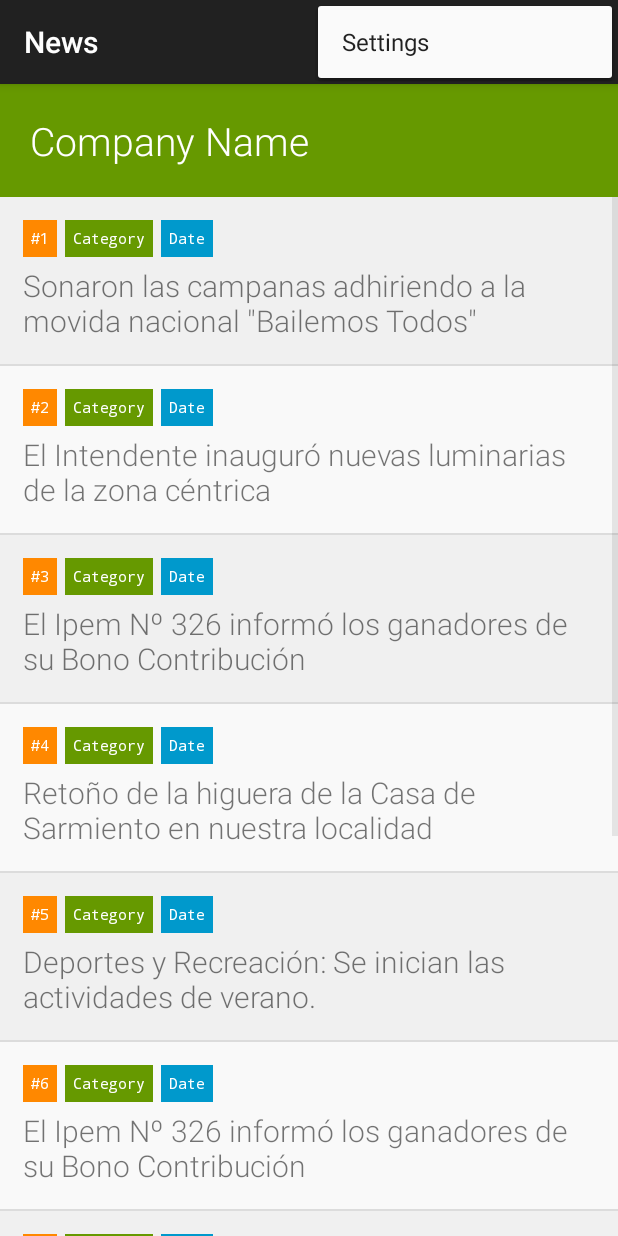
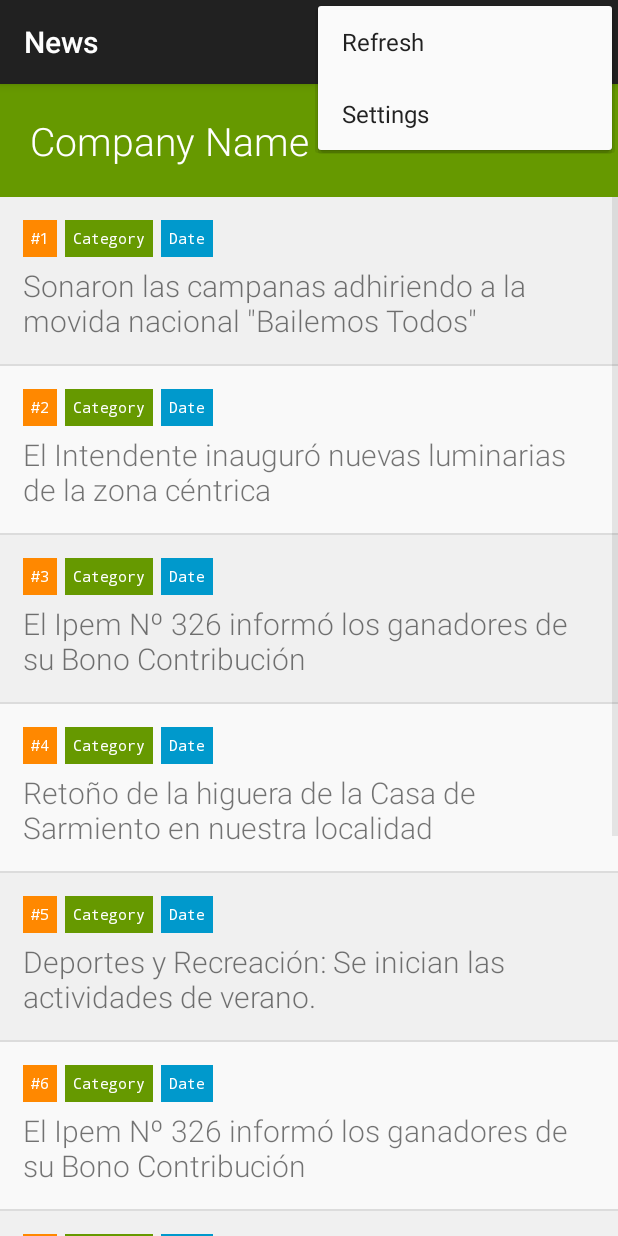
Before and after one commit to BinodAryal/News, an Android app: the screen it shows after launch (MainActivity), with the options menu open, on a phone screen of 412 x 824 dp. Run offline under Robolectric (Android 15) with nearby library versions, the phone set to English and light mode, and no system bars.

Commit message:
Add menu for main activity

```diff
--- a/app/src/main/res/menu/menu_main.xml
+++ b/app/src/main/res/menu/menu_main.xml
@@ -1,6 +1,25 @@
-<menu xmlns:android="http://schemas.android.com/apk/res/android"
+<menu
+    xmlns:android="http://schemas.android.com/apk/res/android"
     xmlns:app="http://schemas.android.com/apk/res-auto"
-    xmlns:tools="http://schemas.android.com/tools" tools:context=".MainActivity">
-    <item android:id="@+id/action_settings" android:title="@string/action_settings"
-        android:orderInCategory="100" app:showAsAction="never" />
+    xmlns:tools="http://schemas.android.com/tools"
+    tools:context=".MainActivity">
+
+    <item android:id="@+id/action_settings"
+        android:title="@string/action_settings"
+        android:orderInCategory="300"
+        android:icon="@android:drawable/ic_menu_manage"
+        app:showAsAction="never" />
+
+    <item android:id="@+id/action_search"
+        android:title="@string/action_search"
+        android:orderInCategory="200"
+        android:icon="@android:drawable/ic_menu_search"
+        app:showAsAction="always" />
+
+    <item android:id="@+id/action_refresh"
+        android:title="@string/action_refresh"
+        android:orderInCategory="100"
+        android:icon="@android:drawable/ic_menu_rotate"
+        app:showAsAction="never" />
+
 </menu>
```
Also changed, not shown: app/src/main/java/com/fknussel/news/MainActivity.java (+14 -4 lines), app/src/main/res/values/strings.xml (+15 -2 lines).
